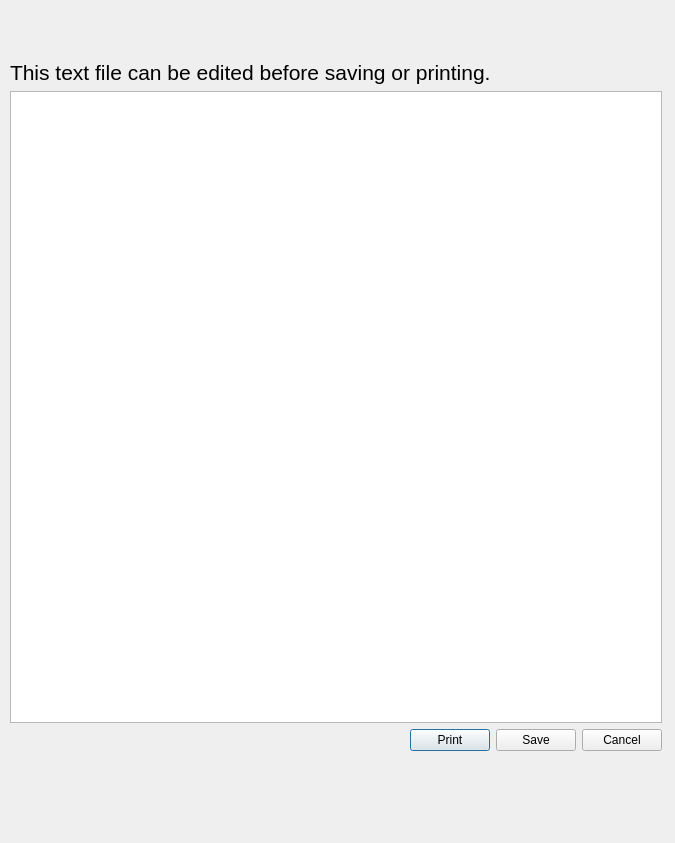
The window that mprintdialog.ui (Chris-Baba/molehill-chemical-calculator) describes before a commit, drawn with Qt 5.
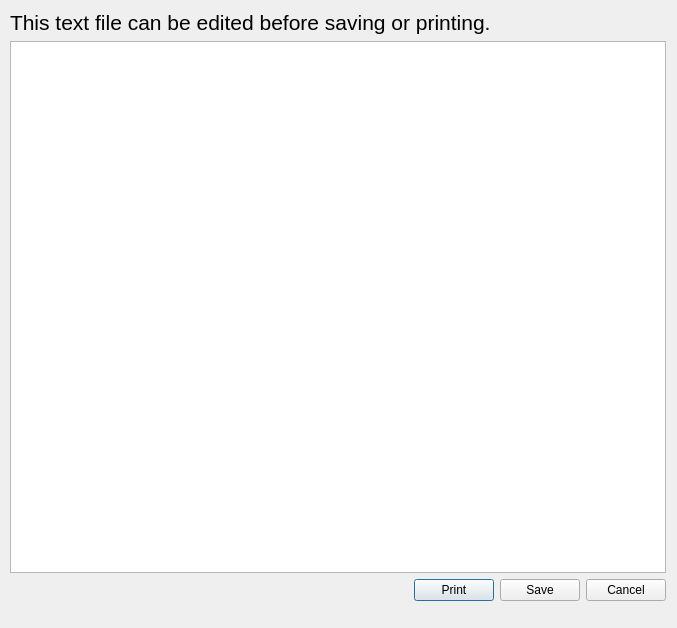
The same window after the commit.

The edit to the form file:
```diff
--- a/mprintdialog.ui
+++ b/mprintdialog.ui
@@ -6,8 +6,8 @@
    <rect>
     <x>0</x>
     <y>0</y>
-    <width>675</width>
-    <height>843</height>
+    <width>677</width>
+    <height>628</height>
    </rect>
   </property>
   <property name="windowTitle">
@@ -20,9 +20,9 @@
    <property name="geometry">
     <rect>
      <x>10</x>
-     <y>60</y>
-     <width>652</width>
-     <height>691</height>
+     <y>10</y>
+     <width>656</width>
+     <height>591</height>
     </rect>
    </property>
    <layout class="QVBoxLayout" name="verticalLayout">
@@ -73,7 +73,7 @@
         </property>
         <property name="sizeHint" stdset="0">
          <size>
-          <width>378</width>
+          <width>200</width>
           <height>20</height>
          </size>
         </property>
```
